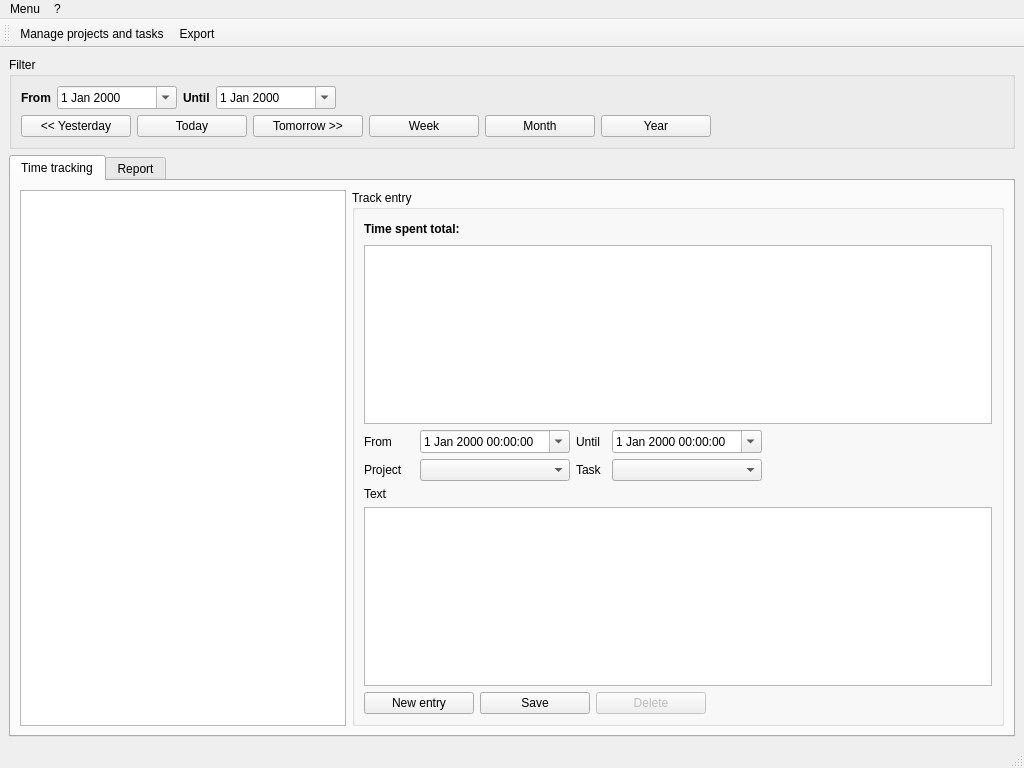
This is timetracker/mainwindow.ui in tsymalla/timetracker as Qt 5 draws it before an edit. The edited form follows.
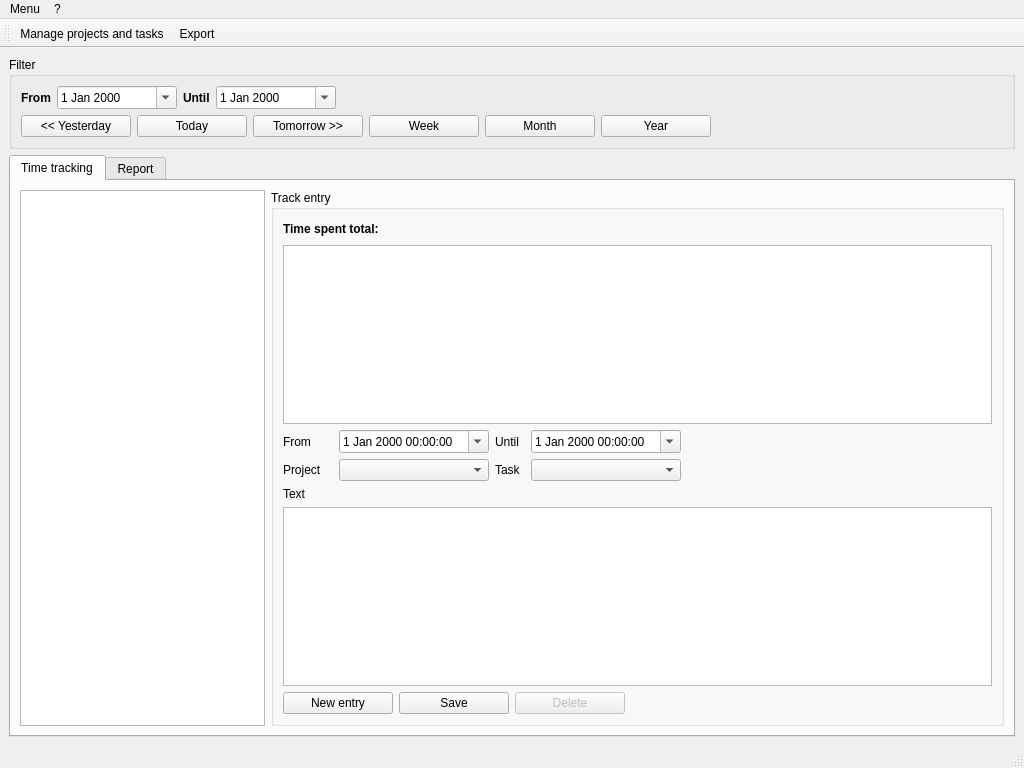
This is the edited form. Icons and pictures are not drawn. Custom widgets are drawn as their Qt base class.

Commit message: Moved project tree model, updated layout

Diff of the .ui file:
```diff
--- a/timetracker/mainwindow.ui
+++ b/timetracker/mainwindow.ui
@@ -330,7 +330,7 @@
          <widget class="QGroupBox" name="grpData">
           <property name="sizePolicy">
            <sizepolicy hsizetype="Preferred" vsizetype="Preferred">
-            <horstretch>2</horstretch>
+            <horstretch>3</horstretch>
             <verstretch>0</verstretch>
            </sizepolicy>
           </property>
```
The commit also changes 5 other files.
